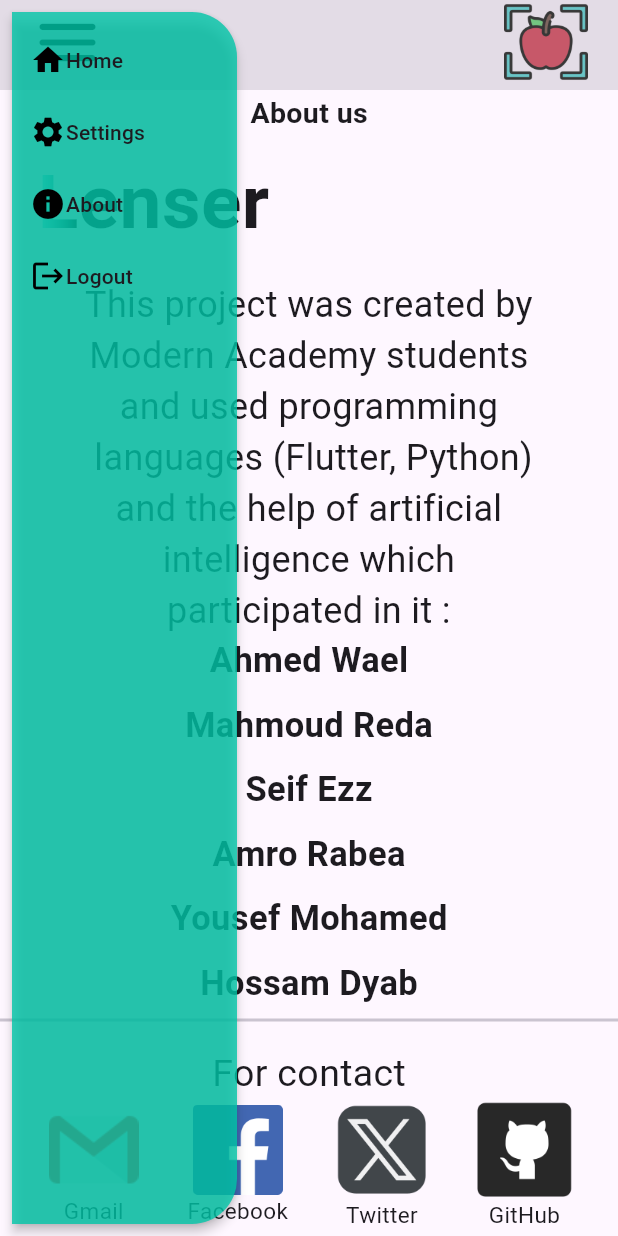
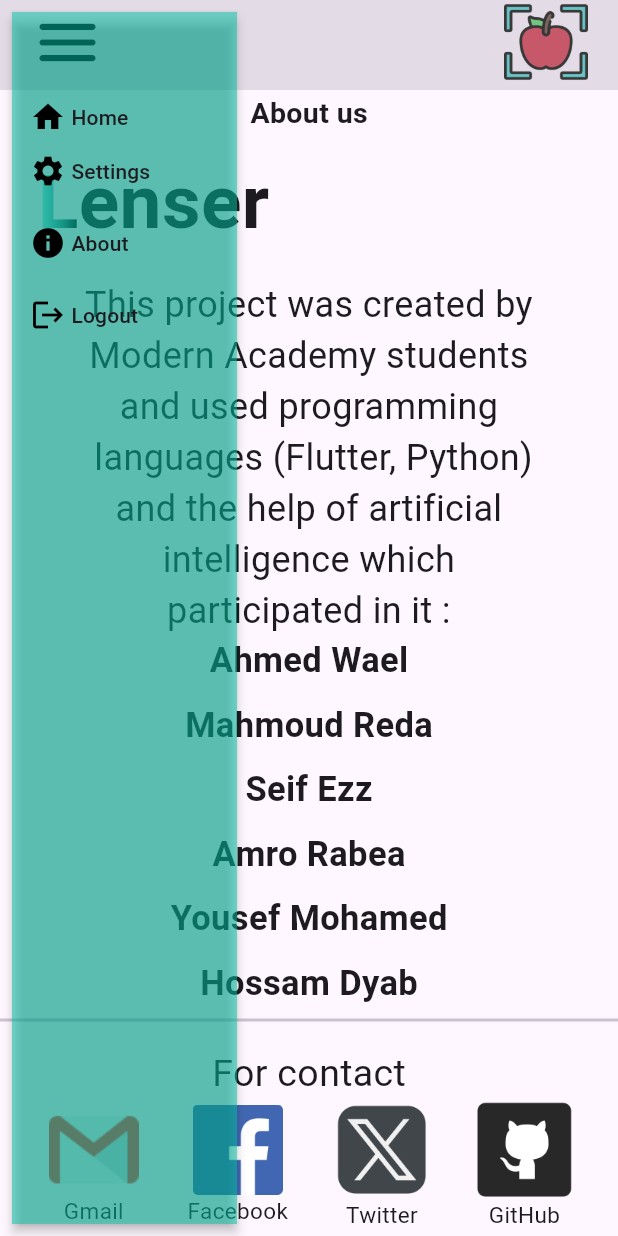
Before and after one commit to amrorabea/Lenser, a Flutter app: the AboutPage screen opened directly, after a tap on the "menu" icon, on a phone screen of 412 x 824 dp. Run offline on Flutter 3.47's test engine with Material 3 defaults, Android fonts, the phone set to English and light mode, and no system bars; our stand-ins replace blur, form_field_validator, shared_preferences; accounts and stored records are empty.

Commit message:
Update containers.dart
nothing

```diff
--- a/source_code/lib/components/containers.dart
+++ b/source_code/lib/components/containers.dart
@@ -6,6 +6,7 @@ import 'package:source_code/pages/about.dart';
 import 'package:source_code/pages/home.dart';
 import 'package:source_code/pages/settings.dart';
 import 'package:source_code/pages/signing/login.dart';
+import 'package:blur/blur.dart';
 
 // APP BAR ==================================
 class appBAR extends StatelessWidget implements PreferredSizeWidget {
@@ -16,17 +17,16 @@ class appBAR extends StatelessWidget implements PreferredSizeWidget {
     return AppBar(
       actions: [
         const SizedBox(width: 20),
+
         PopupMenuButton(
           shape: const RoundedRectangleBorder(
-            borderRadius: BorderRadius.only(
-              topRight: Radius.circular(30.0),
-              bottomRight: Radius.circular(30.0),
-            ),
+            borderRadius: BorderRadius.only(),
           ),
           offset: const Offset(-20, 0),
           constraints:
               const BoxConstraints.expand(width: 150, height: double.infinity),
-          color: const Color.fromRGBO(0, 198, 168, 0.8),
+
+          color: Color.fromARGB(130, 0, 198, 168),
           child: const Icon(
             Icons.menu_rounded,
             size: 50,
@@ -34,13 +34,17 @@ class appBAR extends StatelessWidget implements PreferredSizeWidget {
           itemBuilder: (context) => [
             const PopupMenuItem(
               value: 1,
+              child: Padding(
+                padding: EdgeInsets.only(top: 50),
                 child: Row(
                   children: [
                     Icon(
                       Icons.home,
+                      color: Colors.black,
                     ),
-                  Text('Home'),
+                    Text(' Home'),
                   ],
+                ),
               ),
             ),
             const PopupMenuItem(
@@ -49,8 +53,9 @@ class appBAR extends StatelessWidget implements PreferredSizeWidget {
                 children: [
                   Icon(
                     Icons.settings,
+                    color: Colors.black,
                   ),
-                  Text('Settings'),
+                  Text(' Settings'),
                 ],
               ),
             ),
@@ -60,8 +65,9 @@ class appBAR extends StatelessWidget implements PreferredSizeWidget {
                 children: [
                   Icon(
                     Icons.info,
+                    color: Colors.black,
                   ),
-                  Text('About'),
+                  Text(' About'),
                 ],
               ),
             ),
@@ -71,8 +77,9 @@ class appBAR extends StatelessWidget implements PreferredSizeWidget {
                 children: [
                   Icon(
                     Icons.logout,
+                    color: Colors.black,
                   ),
-                  Text('Logout'),
+                  Text(' Logout'),
                 ],
               ),
             ),
```
Lines whose indentation alone changed are shown as unchanged.
